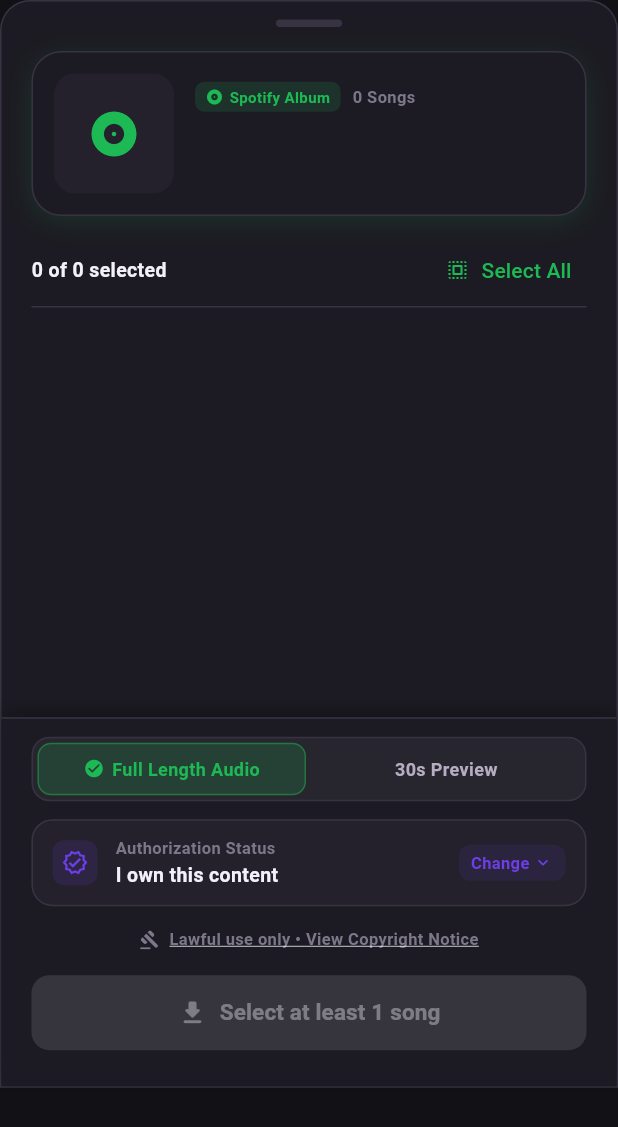
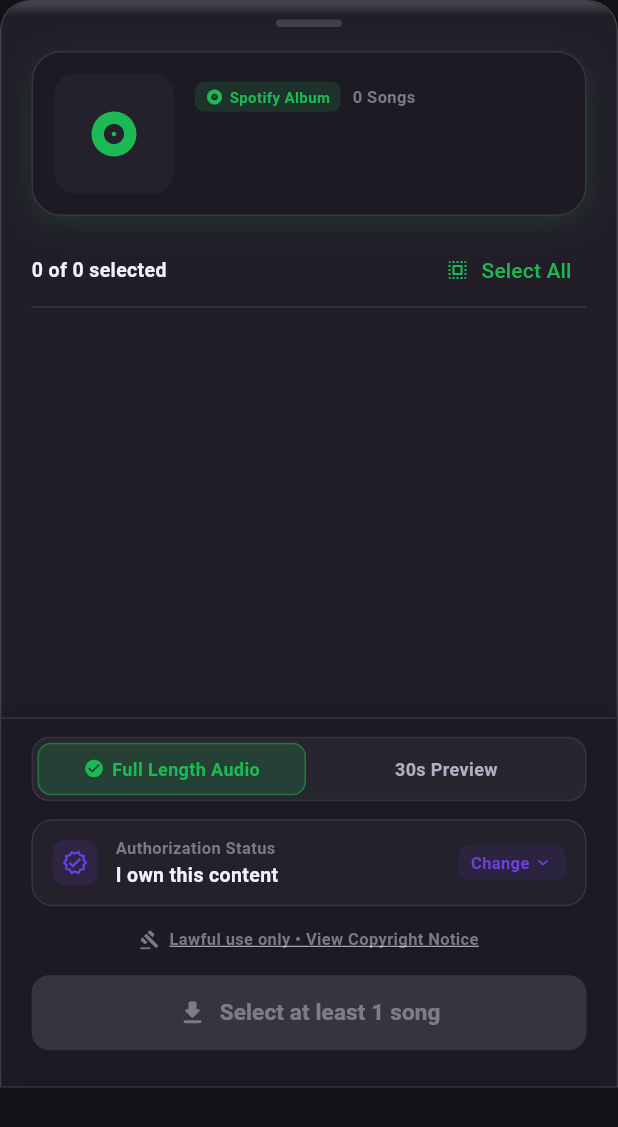
Before and after one commit to kachakaran6/videodownloader, a Flutter app: the AlbumDetailsSheet widget shown alone on an empty page, opened directly with empty values, on a phone screen of 412 x 824 dp. Shown: the top 1127 px of the screen. Run offline on Flutter 3.47's test engine with Material 3 defaults, Android fonts, the phone set to English and light mode, and no system bars; our stand-ins replace cached_network_image, flutter_animate, flutter_riverpod, open_filex, share_plus, shared_preferences and 2 more; missing offline and left inert: youtube_explode_dart; accounts and stored records are empty.

Commit message:
feat(inspect): apply Liquid Glass modal diffusion and specular rim to details sheets

```diff
--- a/lib/features/inspect/presentation/album_details_sheet.dart
+++ b/lib/features/inspect/presentation/album_details_sheet.dart
@@ -1,6 +1,8 @@
+import 'dart:ui';
 import 'package:flutter/material.dart';
 import 'package:flutter_riverpod/flutter_riverpod.dart';
 import 'package:cached_network_image/cached_network_image.dart';
+import '../../../core/theme/liquid_glass_tokens.dart';
 import '../data/video_inspector.dart';
 import '../../downloads/presentation/download_controller.dart';
 import '../../downloads/presentation/download_detail_screen.dart';
@@ -85,13 +87,33 @@
       maxChildSize: 0.96,
       expand: false,
       builder: (context, scrollController) {
-        return Container(
+        final isReduced = LiquidGlassTokens.isReducedEffects(context);
+        final surfaceColor = LiquidGlassTokens.surface(context, elevated: true);
+        final borderColor = LiquidGlassTokens.border(context);
+
+        Widget sheetContainer = Container(
           decoration: BoxDecoration(
-            color: AppColors.surface(context),
+            color: surfaceColor,
             borderRadius: const BorderRadius.vertical(top: Radius.circular(20)),
-            border: Border.all(color: AppColors.border(context)),
+            border: Border.all(color: borderColor),
           ),
-          child: Column(
+          child: Stack(
+            children: [
+              Positioned(
+                top: 0,
+                left: 0,
+                right: 0,
+                height: 24,
+                child: IgnorePointer(
+                  child: Container(
+                    decoration: BoxDecoration(
+                      borderRadius: const BorderRadius.vertical(top: Radius.circular(20)),
+                      gradient: LiquidGlassTokens.specularGradient(context),
+                    ),
+                  ),
+                ),
+              ),
+              Column(
                 children: [
                   // Drag handle
                   Center(
@@ -100,7 +122,7 @@
                       width: 44,
                       height: 5,
                       decoration: BoxDecoration(
-                    color: AppColors.border(context),
+                        color: borderColor,
                         borderRadius: BorderRadius.circular(3),
                       ),
                     ),
@@ -574,6 +596,26 @@
               ),
             ],
           ),
+        ],
+      ),
+    );
+
+        if (isReduced) {
+          return ClipRRect(
+            borderRadius: const BorderRadius.vertical(top: Radius.circular(20)),
+            child: sheetContainer,
+          );
+        }
+
+        return ClipRRect(
+          borderRadius: const BorderRadius.vertical(top: Radius.circular(20)),
+          child: BackdropFilter(
+            filter: ImageFilter.blur(
+              sigmaX: LiquidGlassTokens.blurModal,
+              sigmaY: LiquidGlassTokens.blurModal,
+            ),
+            child: sheetContainer,
+          ),
         );
       },
     );
```
Also changed, not shown: lib/features/inspect/presentation/video_details_sheet.dart (+54 -19 lines). Lines whose indentation alone changed are shown as unchanged.
